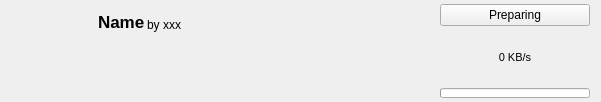
First picture: the form in src/ui/modrinth/modrinthmoditemwidget.ui, repository kaniol-lck/modmanager, before the edit.
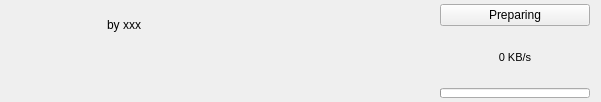
Second picture: the form after the edit. Icons and pictures are not drawn. Custom widgets are drawn as their Qt base class.

What changed in the file:
```diff
--- a/src/ui/modrinth/modrinthmoditemwidget.ui
+++ b/src/ui/modrinth/modrinthmoditemwidget.ui
@@ -69,19 +69,9 @@
            <height>28</height>
           </size>
          </property>
-         <property name="font">
-          <font>
-           <pointsize>13</pointsize>
-           <weight>75</weight>
-           <bold>true</bold>
-          </font>
-         </property>
          <property name="toolTip">
           <string notr="true"/>
          </property>
-         <property name="text">
-          <string>Name</string>
-         </property>
          <property name="alignment">
           <set>Qt::AlignBottom|Qt::AlignLeading|Qt::AlignLeft</set>
          </property>
```
